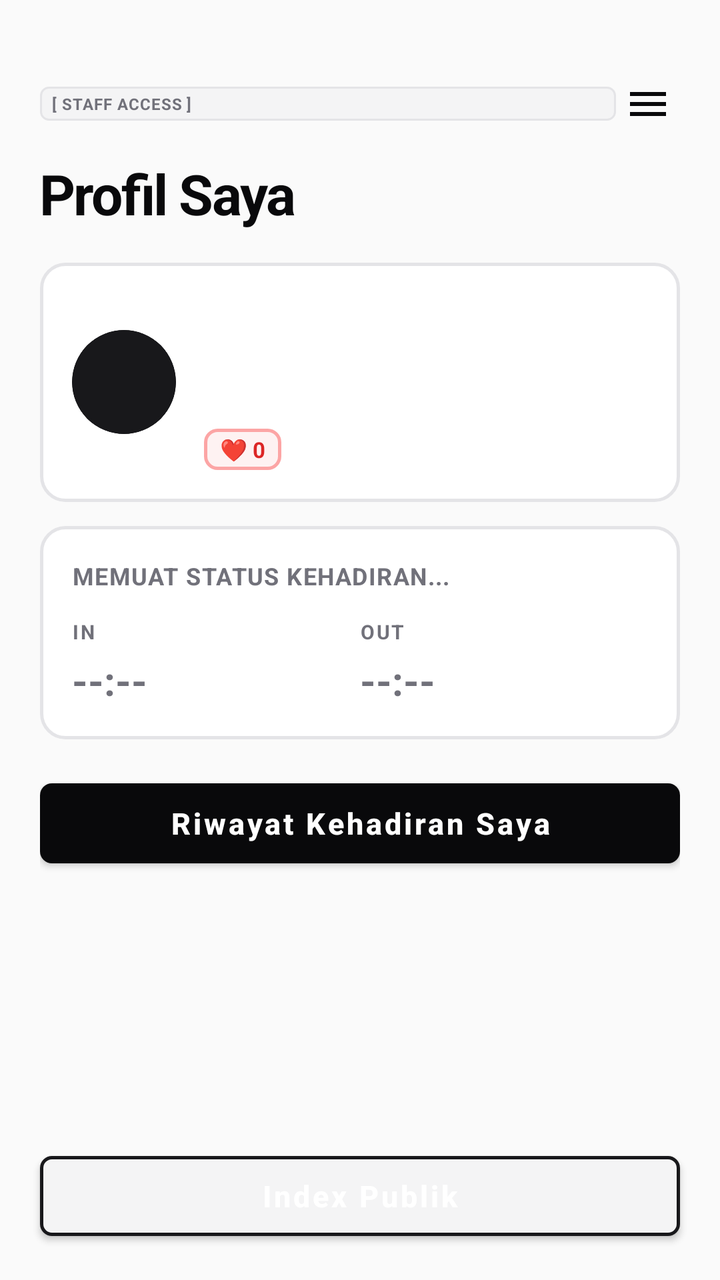
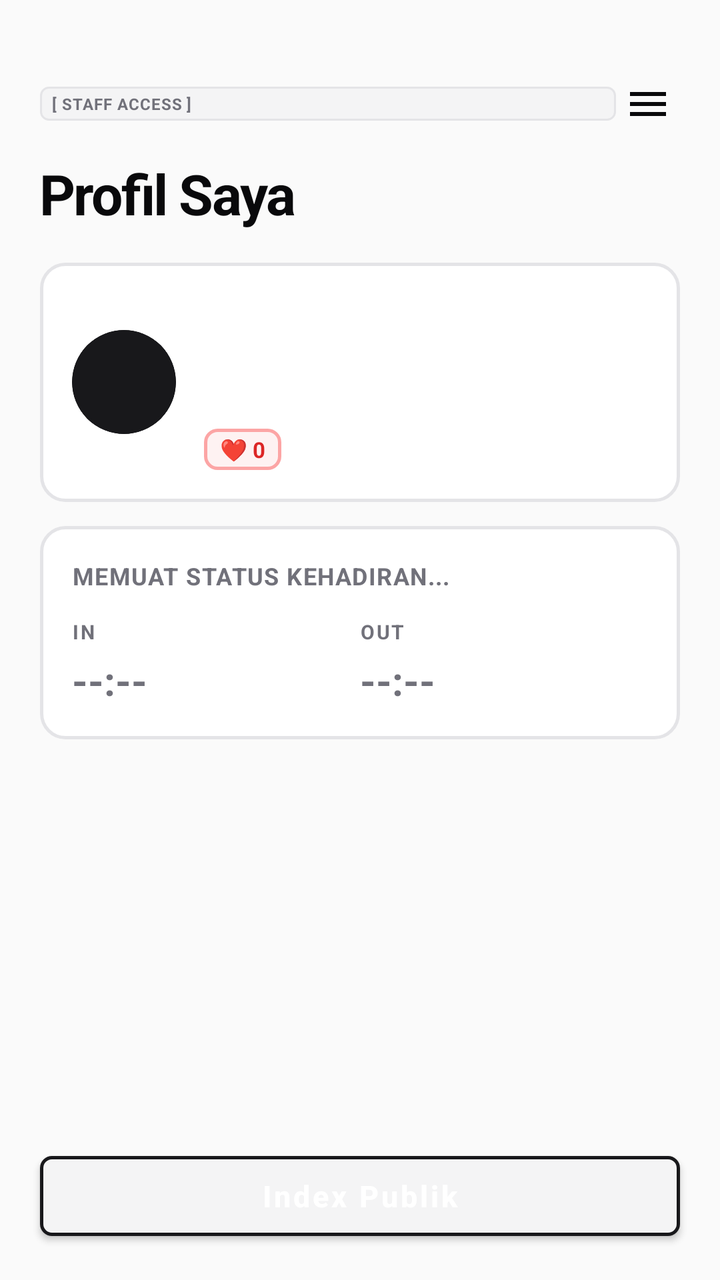

Before-and-after screenshots of an Android layout around one commit, followed by the original layout XML and the change that was made.
<!-- AndroidManifest.xml: application theme Theme.Absensi -->
<!-- res/layout/activity_employee.xml -->
<?xml version="1.0" encoding="utf-8"?>
<androidx.constraintlayout.widget.ConstraintLayout xmlns:android="http://schemas.android.com/apk/res/android"
    xmlns:app="http://schemas.android.com/apk/res-auto"
    android:layout_width="match_parent"
    android:layout_height="match_parent"
    android:background="@color/bg_primary">

    <ScrollView
        android:layout_width="0dp"
        android:layout_height="0dp"
        android:scrollbars="none"
        app:layout_constraintBottom_toTopOf="@id/btnPublic"
        app:layout_constraintEnd_toEndOf="parent"
        app:layout_constraintStart_toStartOf="parent"
        app:layout_constraintTop_toTopOf="parent">

        <LinearLayout
            android:layout_width="match_parent"
            android:layout_height="wrap_content"
            android:orientation="vertical"
            android:paddingStart="20dp"
            android:paddingTop="36dp"
            android:paddingEnd="20dp"
            android:paddingBottom="12dp">

            <LinearLayout
                android:layout_width="match_parent"
                android:layout_height="wrap_content"
                android:gravity="center_vertical"
                android:orientation="horizontal">

                <TextView
                    android:layout_width="0dp"
                    android:layout_height="wrap_content"
                    android:layout_weight="1"
                    android:background="@drawable/bg_tag_pill"
                    android:letterSpacing="0.04"
                    android:paddingStart="6dp"
                    android:paddingTop="3dp"
                    android:paddingEnd="6dp"
                    android:paddingBottom="3dp"
                    android:text="[ STAFF ACCESS ]"
                    android:textColor="@color/text_secondary"
                    android:textSize="8sp"
                    android:textStyle="bold" />

                <ImageView
                    android:id="@+id/btnMenu"
                    android:layout_width="32dp"
                    android:layout_height="32dp"
                    android:clickable="true"
                    android:contentDescription="Menu"
                    android:foreground="?attr/selectableItemBackgroundBorderless"
                    android:padding="4dp"
                    android:src="@drawable/ic_menu_hamburger"
                    android:tint="@color/text_primary" />
            </LinearLayout>

            <TextView
                android:layout_width="wrap_content"
                android:layout_height="wrap_content"
                android:layout_marginTop="10dp"
                android:letterSpacing="-0.03"
                android:text="Profil Saya"
                android:textColor="@color/text_primary"
                android:textSize="28sp"
                android:textStyle="bold" />

            <LinearLayout
                android:layout_width="match_parent"
                android:layout_height="wrap_content"
                android:layout_marginTop="16dp"
                android:background="@drawable/bg_hero_card"
                android:gravity="center_vertical"
                android:orientation="horizontal"
                android:padding="16dp">

                <FrameLayout
                    android:id="@+id/flAvatar"
                    android:layout_width="52dp"
                    android:layout_height="52dp">

                    <ImageView
                        android:id="@+id/ivAvatar"
                        android:layout_width="match_parent"
                        android:layout_height="match_parent"
                        android:background="@drawable/bg_avatar_circle"
                        android:clipToOutline="true"
                        android:contentDescription="Foto Profil"
                        android:scaleType="centerCrop" />

                    <TextView
                        android:id="@+id/tvAvatarInitial"
                        android:layout_width="match_parent"
                        android:layout_height="match_parent"
                        android:background="@drawable/bg_avatar_circle"
                        android:clipToOutline="true"
                        android:gravity="center"
                        android:textColor="@color/surface"
                        android:textSize="18sp"
                        android:textStyle="bold" />
                </FrameLayout>

                <LinearLayout
                    android:layout_width="0dp"
                    android:layout_height="wrap_content"
                    android:layout_marginStart="14dp"
                    android:layout_weight="1"
                    android:orientation="vertical">

                    <TextView
                        android:id="@+id/tvName"
                        android:layout_width="match_parent"
                        android:layout_height="wrap_content"
                        android:textColor="@color/text_primary"
                        android:textSize="18sp"
                        android:textStyle="bold" />

                    <TextView
                        android:id="@+id/tvEmpCode"
                        android:layout_width="match_parent"
                        android:layout_height="wrap_content"
                        android:layout_marginTop="2dp"
                        android:textColor="@color/text_secondary"
                        android:textSize="12sp" />

                    <TextView
                        android:id="@+id/tvDept"
                        android:layout_width="match_parent"
                        android:layout_height="wrap_content"
                        android:layout_marginTop="2dp"
                        android:textColor="@color/text_secondary"
                        android:textSize="12sp"
                        android:textStyle="bold" />

                    <TextView
                        android:id="@+id/tvLoveCount"
                        android:layout_width="wrap_content"
                        android:layout_height="wrap_content"
                        android:layout_marginTop="6dp"
                        android:background="@drawable/bg_badge"
                        android:paddingStart="8dp"
                        android:paddingTop="3dp"
                        android:paddingEnd="8dp"
                        android:paddingBottom="3dp"
                        android:text="❤️ 0"
                        android:textColor="@color/badge_danger_text"
                        android:textSize="11sp"
                        android:textStyle="bold" />
                </LinearLayout>
            </LinearLayout>

            <LinearLayout
                android:id="@+id/cardAttendance"
                android:layout_width="match_parent"
                android:layout_height="wrap_content"
                android:layout_marginTop="12dp"
                android:background="@drawable/bg_hero_card"
                android:orientation="vertical"
                android:padding="16dp">

                <LinearLayout
                    android:layout_width="match_parent"
                    android:layout_height="wrap_content"
                    android:gravity="center_vertical"
                    android:orientation="horizontal">

                    <TextView
                        android:id="@+id/tvStatus"
                        android:layout_width="0dp"
                        android:layout_height="wrap_content"
                        android:layout_weight="1"
                        android:text="MEMUAT STATUS KEHADIRAN..."
                        android:textColor="@color/text_secondary"
                        android:textSize="12sp"
                        android:letterSpacing="0.04"
                        android:textStyle="bold" />

                    <ProgressBar
                        android:id="@+id/pbAttendance"
                        android:layout_width="18dp"
                        android:layout_height="18dp"
                        android:indeterminate="true"
                        android:indeterminateTint="@color/text_primary" />
                </LinearLayout>

                <LinearLayout
                    android:layout_width="match_parent"
                    android:layout_height="wrap_content"
                    android:layout_marginTop="12dp"
                    android:orientation="horizontal">

                    <LinearLayout
                        android:layout_width="0dp"
                        android:layout_height="wrap_content"
                        android:layout_weight="1"
                        android:orientation="vertical">

                        <TextView
                            android:layout_width="wrap_content"
                            android:layout_height="wrap_content"
                            android:text="IN"
                            android:textColor="@color/text_secondary"
                            android:textSize="10sp"
                            android:letterSpacing="0.08"
                            android:textStyle="bold" />

                        <TextView
                            android:id="@+id/tvIn"
                            android:layout_width="wrap_content"
                            android:layout_height="wrap_content"
                            android:layout_marginTop="4dp"
                            android:text="--:--"
                            android:textColor="@color/text_secondary"
                            android:textSize="20sp"
                            android:textStyle="bold" />
                    </LinearLayout>

                    <LinearLayout
                        android:layout_width="0dp"
                        android:layout_height="wrap_content"
                        android:layout_weight="1"
                        android:orientation="vertical">

                        <TextView
                            android:layout_width="wrap_content"
                            android:layout_height="wrap_content"
                            android:text="OUT"
                            android:textColor="@color/text_secondary"
                            android:textSize="10sp"
                            android:letterSpacing="0.08"
                            android:textStyle="bold" />

                        <TextView
                            android:id="@+id/tvOut"
                            android:layout_width="wrap_content"
                            android:layout_height="wrap_content"
                            android:layout_marginTop="4dp"
                            android:text="--:--"
                            android:textColor="@color/text_secondary"
                            android:textSize="20sp"
                            android:textStyle="bold" />
                    </LinearLayout>
                </LinearLayout>
            </LinearLayout>

            <com.google.android.material.button.MaterialButton
                android:id="@+id/btnHistory"
                android:layout_width="match_parent"
                android:layout_height="52dp"
                android:layout_marginTop="16dp"
                android:text="Riwayat Kehadiran Saya"
                android:textAllCaps="false"
                android:textSize="15sp"
                android:textStyle="bold"
                app:backgroundTint="@color/accent"
                app:cornerRadius="6dp" />
        </LinearLayout>
    </ScrollView>

    <com.google.android.material.button.MaterialButton
        android:id="@+id/btnPublic"
        android:layout_width="0dp"
        android:layout_height="52dp"
        android:layout_marginStart="20dp"
        android:layout_marginEnd="20dp"
        android:layout_marginBottom="16dp"
        android:text="Index Publik"
        android:textAllCaps="false"
        android:textSize="15sp"
        android:textStyle="bold"
        app:backgroundTint="@color/accent_light"
        app:cornerRadius="6dp"
        app:layout_constraintBottom_toBottomOf="parent"
        app:layout_constraintEnd_toEndOf="parent"
        app:layout_constraintStart_toStartOf="parent"
        app:strokeColor="@color/border_dark"
        app:strokeWidth="1.5dp" />
</androidx.constraintlayout.widget.ConstraintLayout>
<!-- resources referenced by this layout -->
<resources>
  <color name="accent">#09090B</color>
  <color name="accent_light">#F4F4F5</color>
  <color name="badge_danger_text">#DC2626</color>
  <color name="bg_primary">#FAFAFA</color>
  <color name="border_dark">#18181B</color>
  <color name="surface">#FFFFFF</color>
  <color name="text_primary">#09090B</color>
  <color name="text_secondary">#71717A</color>
  <!-- drawable bg_avatar_circle (drawable) -->
  <?xml version="1.0" encoding="utf-8"?>
  <shape xmlns:android="http://schemas.android.com/apk/res/android"
      android:shape="oval">
      <solid android:color="@color/avatar_1" />
      <stroke
          android:width="1.5dp"
          android:color="@color/border_dark" />
  </shape>
  <!-- drawable bg_badge (drawable) -->
  <?xml version="1.0" encoding="utf-8"?>
  <shape xmlns:android="http://schemas.android.com/apk/res/android"
      android:shape="rectangle">
      <solid android:color="@color/badge_danger_bg" />
      <corners android:radius="6dp" />
      <stroke android:width="1.5dp" android:color="@color/badge_danger_border" />
  </shape>
  <!-- drawable bg_hero_card (drawable) -->
  <?xml version="1.0" encoding="utf-8"?>
  <shape xmlns:android="http://schemas.android.com/apk/res/android"
      android:shape="rectangle">
      <solid android:color="@color/surface" />
      <corners android:radius="12dp" />
      <stroke android:width="1.5dp" android:color="@color/border_crisp" />
  </shape>
  <!-- drawable bg_tag_pill (drawable) -->
  <?xml version="1.0" encoding="utf-8"?>
  <shape xmlns:android="http://schemas.android.com/apk/res/android"
      android:shape="rectangle">
      <solid android:color="@color/accent_light" />
      <corners android:radius="4dp" />
      <stroke android:width="1dp" android:color="@color/border_crisp" />
  </shape>
  <!-- drawable ic_menu_hamburger (drawable) -->
  <?xml version="1.0" encoding="utf-8"?>
  <vector xmlns:android="http://schemas.android.com/apk/res/android"
      android:width="24dp"
      android:height="24dp"
      android:viewportWidth="24"
      android:viewportHeight="24">
      <path
          android:fillColor="#FF000000"
          android:pathData="M3,6h18v2H3V6zM3,11h18v2H3v-2zM3,16h18v2H3v-2z" />
  </vector>
  <style name="Theme.Absensi" parent="Theme.MaterialComponents.Light.NoActionBar">
          <item name="android:windowBackground">@color/bg_primary</item>
          <item name="colorPrimary">@color/accent</item>
          <item name="colorPrimaryDark">@color/primary_dark</item>
          <item name="android:statusBarColor">@color/surface</item>
          <item name="android:windowLightStatusBar">true</item>
          <item name="colorAccent">@color/accent</item>
      </style>
  <color name="avatar_1">#18181B</color>
  <color name="badge_danger_bg">#FEF2F2</color>
  <color name="badge_danger_border">#FCA5A5</color>
  <color name="border_crisp">#E4E4E7</color>
  <color name="primary_dark">#09090B</color>
</resources>

<!-- the commit's change to res/layout/activity_employee.xml (unified diff, before → after) -->
@@ -156,6 +156,9 @@
                 android:layout_height="wrap_content"
                 android:layout_marginTop="12dp"
                 android:background="@drawable/bg_hero_card"
+                android:clickable="true"
+                android:focusable="true"
+                android:foreground="?attr/selectableItemBackground"
                 android:orientation="vertical"
                 android:padding="16dp">
 
@@ -243,18 +246,6 @@
                     </LinearLayout>
                 </LinearLayout>
             </LinearLayout>
-
-            <com.google.android.material.button.MaterialButton
-                android:id="@+id/btnHistory"
-                android:layout_width="match_parent"
-                android:layout_height="52dp"
-                android:layout_marginTop="16dp"
-                android:text="Riwayat Kehadiran Saya"
-                android:textAllCaps="false"
-                android:textSize="15sp"
-                android:textStyle="bold"
-                app:backgroundTint="@color/accent"
-                app:cornerRadius="6dp" />
         </LinearLayout>
     </ScrollView>
 
<!-- resource entries referenced after the edit -->
@@ -1,6 +1,5 @@
 <!-- resources referenced by this layout -->
 <resources>
-  <color name="accent">#09090B</color>
   <color name="accent_light">#F4F4F5</color>
   <color name="badge_danger_text">#DC2626</color>
   <color name="bg_primary">#FAFAFA</color>
@@ -64,6 +63,7 @@
   <color name="badge_danger_bg">#FEF2F2</color>
   <color name="badge_danger_border">#FCA5A5</color>
   <color name="border_crisp">#E4E4E7</color>
+  <color name="accent">#09090B</color>
   <color name="primary_dark">#09090B</color>
 </resources>
 
